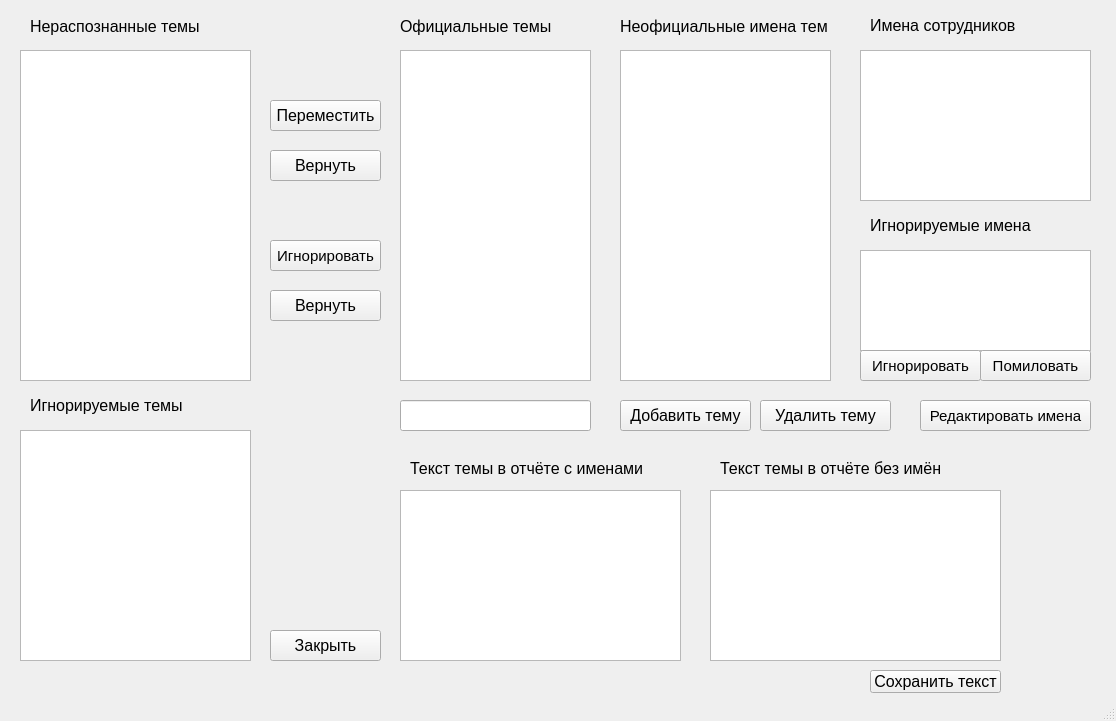
Above: settings.ui from ivanzuev78/Kvart_otchet before the change. Below: the same form after it.
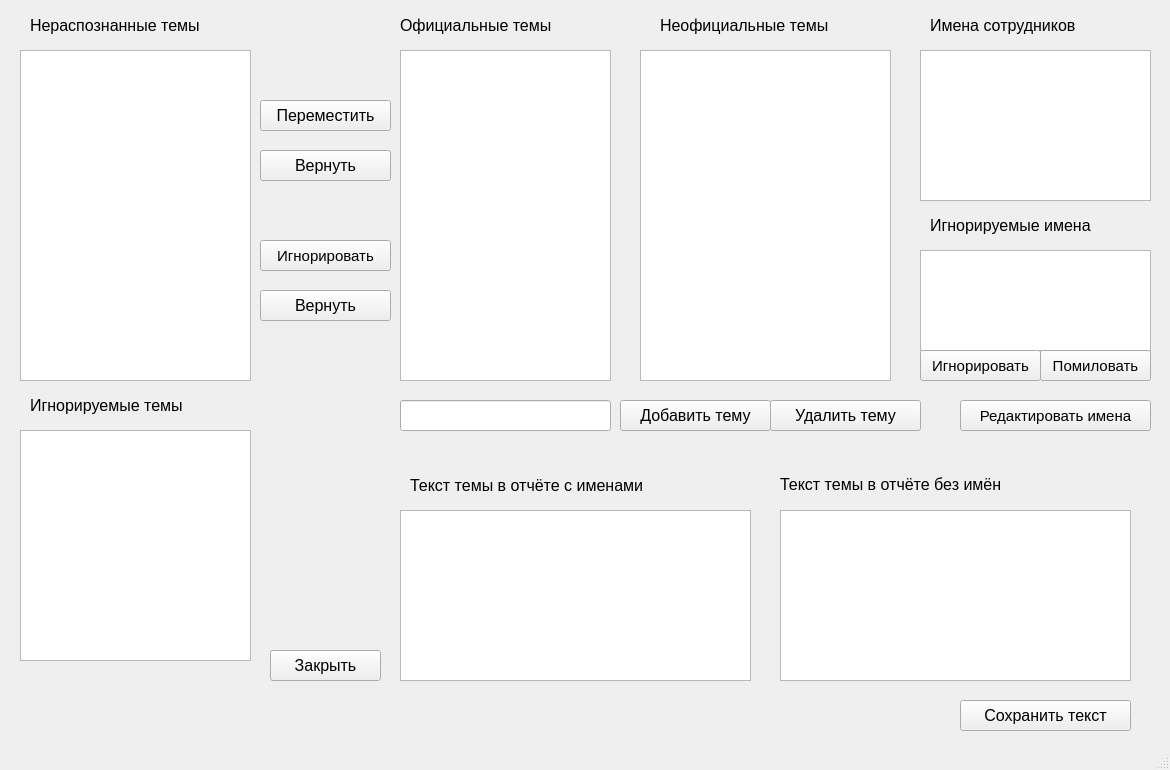
That is the form after the change.

What changed in the file:
```diff
--- a/settings.ui
+++ b/settings.ui
@@ -6,8 +6,8 @@
    <rect>
     <x>0</x>
     <y>0</y>
-    <width>1116</width>
-    <height>721</height>
+    <width>1170</width>
+    <height>770</height>
    </rect>
   </property>
   <property name="sizePolicy">
@@ -16,6 +16,12 @@
     <verstretch>0</verstretch>
    </sizepolicy>
   </property>
+  <property name="minimumSize">
+   <size>
+    <width>1170</width>
+    <height>770</height>
+   </size>
+  </property>
   <property name="font">
    <font>
     <pointsize>12</pointsize>
@@ -29,7 +35,7 @@
     <property name="geometry">
      <rect>
       <x>270</x>
-      <y>630</y>
+      <y>650</y>
       <width>111</width>
       <height>31</height>
      </rect>
@@ -51,9 +57,9 @@
    <widget class="QPushButton" name="move_tema_but">
     <property name="geometry">
      <rect>
-      <x>270</x>
+      <x>260</x>
       <y>100</y>
-      <width>111</width>
+      <width>131</width>
       <height>31</height>
      </rect>
     </property>
@@ -64,9 +70,9 @@
    <widget class="QPushButton" name="remove_tema_but">
     <property name="geometry">
      <rect>
-      <x>270</x>
+      <x>260</x>
       <y>150</y>
-      <width>111</width>
+      <width>131</width>
       <height>31</height>
      </rect>
     </property>
@@ -78,9 +84,9 @@
     <property name="geometry">
      <rect>
       <x>30</x>
-      <y>16</y>
+      <y>10</y>
       <width>221</width>
-      <height>20</height>
+      <height>31</height>
      </rect>
     </property>
     <property name="text">
@@ -91,9 +97,9 @@
     <property name="geometry">
      <rect>
       <x>400</x>
-      <y>16</y>
+      <y>10</y>
       <width>221</width>
-      <height>20</height>
+      <height>31</height>
      </rect>
     </property>
     <property name="text">
@@ -105,7 +111,7 @@
      <rect>
       <x>620</x>
       <y>400</y>
-      <width>131</width>
+      <width>151</width>
       <height>31</height>
      </rect>
     </property>
@@ -118,7 +124,7 @@
      <rect>
       <x>400</x>
       <y>400</y>
-      <width>191</width>
+      <width>211</width>
       <height>31</height>
      </rect>
     </property>
@@ -128,7 +134,7 @@
      <rect>
       <x>400</x>
       <y>50</y>
-      <width>191</width>
+      <width>211</width>
       <height>331</height>
      </rect>
     </property>
@@ -136,9 +142,9 @@
    <widget class="QListWidget" name="not_official_tems">
     <property name="geometry">
      <rect>
-      <x>620</x>
+      <x>640</x>
       <y>50</y>
-      <width>211</width>
+      <width>251</width>
       <height>331</height>
      </rect>
     </property>
@@ -146,22 +152,22 @@
    <widget class="QLabel" name="label_3">
     <property name="geometry">
      <rect>
-      <x>620</x>
-      <y>16</y>
+      <x>660</x>
+      <y>10</y>
       <width>221</width>
-      <height>20</height>
+      <height>31</height>
      </rect>
     </property>
     <property name="text">
-     <string>Неофициальные имена тем</string>
+     <string>Неофициальные темы</string>
     </property>
    </widget>
    <widget class="QPushButton" name="del_tema_but">
     <property name="geometry">
      <rect>
-      <x>760</x>
+      <x>770</x>
       <y>400</y>
-      <width>131</width>
+      <width>151</width>
       <height>31</height>
      </rect>
     </property>
@@ -195,9 +201,9 @@
    <widget class="QPushButton" name="ignore_tema_but">
     <property name="geometry">
      <rect>
-      <x>270</x>
+      <x>260</x>
       <y>240</y>
-      <width>111</width>
+      <width>131</width>
       <height>31</height>
      </rect>
     </property>
@@ -213,7 +219,7 @@
    <widget class="QListWidget" name="names_widget">
     <property name="geometry">
      <rect>
-      <x>860</x>
+      <x>920</x>
       <y>50</y>
       <width>231</width>
       <height>151</height>
@@ -223,7 +229,7 @@
    <widget class="QListWidget" name="ignore_name_wg">
     <property name="geometry">
      <rect>
-      <x>860</x>
+      <x>920</x>
       <y>250</y>
       <width>231</width>
       <height>101</height>
@@ -233,7 +239,7 @@
    <widget class="QLabel" name="label_5">
     <property name="geometry">
      <rect>
-      <x>870</x>
+      <x>930</x>
       <y>210</y>
       <width>221</width>
       <height>31</height>
@@ -246,7 +252,7 @@
    <widget class="QLabel" name="label_6">
     <property name="geometry">
      <rect>
-      <x>870</x>
+      <x>930</x>
       <y>10</y>
       <width>221</width>
       <height>31</height>
@@ -259,7 +265,7 @@
    <widget class="QPushButton" name="ignore_name_but">
     <property name="geometry">
      <rect>
-      <x>860</x>
+      <x>920</x>
       <y>350</y>
       <width>121</width>
       <height>31</height>
@@ -277,9 +283,9 @@
    <widget class="QPushButton" name="not_ignor_tema_but">
     <property name="geometry">
      <rect>
-      <x>270</x>
+      <x>260</x>
       <y>290</y>
-      <width>111</width>
+      <width>131</width>
       <height>31</height>
      </rect>
     </property>
@@ -290,7 +296,7 @@
    <widget class="QPushButton" name="not_ignore_name_but">
     <property name="geometry">
      <rect>
-      <x>980</x>
+      <x>1040</x>
       <y>350</y>
       <width>111</width>
       <height>31</height>
@@ -309,8 +315,8 @@
     <property name="geometry">
      <rect>
       <x>400</x>
-      <y>490</y>
-      <width>281</width>
+      <y>510</y>
+      <width>351</width>
       <height>171</height>
      </rect>
     </property>
@@ -321,10 +327,10 @@
    <widget class="QPushButton" name="save_text_but">
     <property name="geometry">
      <rect>
-      <x>870</x>
-      <y>670</y>
-      <width>131</width>
-      <height>23</height>
+      <x>960</x>
+      <y>700</y>
+      <width>171</width>
+      <height>31</height>
      </rect>
     </property>
     <property name="text">
@@ -334,9 +340,9 @@
    <widget class="QPlainTextEdit" name="wd_text_of_tema_noname">
     <property name="geometry">
      <rect>
-      <x>710</x>
-      <y>490</y>
-      <width>291</width>
+      <x>780</x>
+      <y>510</y>
+      <width>351</width>
       <height>171</height>
      </rect>
     </property>
@@ -348,9 +354,9 @@
     <property name="geometry">
      <rect>
       <x>410</x>
-      <y>460</y>
-      <width>261</width>
-      <height>16</height>
+      <y>475</y>
+      <width>331</width>
+      <height>21</height>
      </rect>
     </property>
     <property name="text">
@@ -360,10 +366,10 @@
    <widget class="QLabel" name="label_8">
     <property name="geometry">
      <rect>
-      <x>720</x>
-      <y>460</y>
-      <width>261</width>
-      <height>16</height>
+      <x>780</x>
+      <y>469</y>
+      <width>351</width>
+      <height>31</height>
      </rect>
     </property>
     <property name="text">
@@ -373,9 +379,9 @@
    <widget class="QPushButton" name="edit_names_but">
     <property name="geometry">
      <rect>
-      <x>920</x>
+      <x>960</x>
       <y>400</y>
-      <width>171</width>
+      <width>191</width>
       <height>31</height>
      </rect>
     </property>
```
